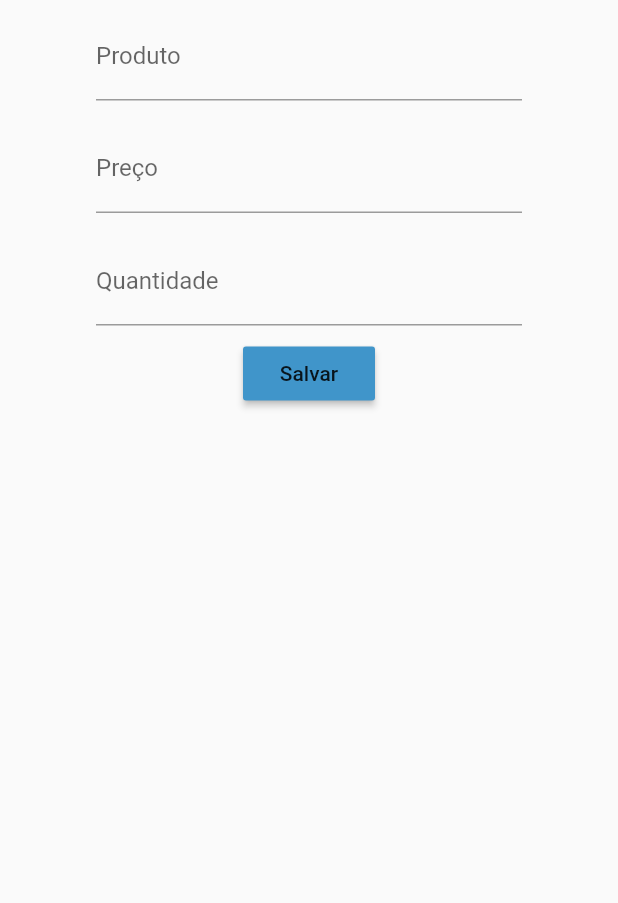
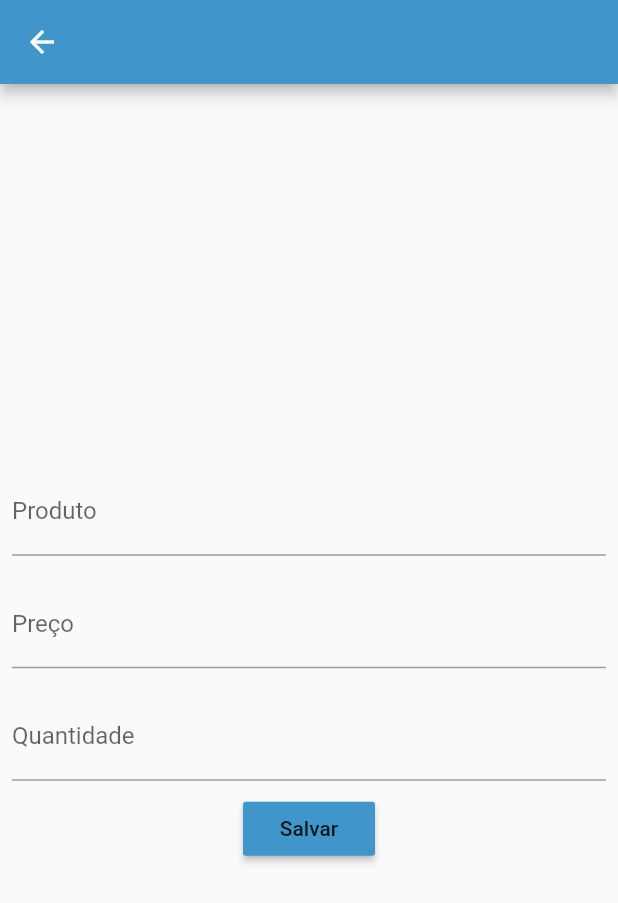
Before and after one commit to muniz95/compra-do-mes-dart, a Flutter app: the ProductForm screen opened directly, on a phone screen of 412 x 824 dp. Shown: the top 903 px of the screen. Run offline on Flutter 3.47's test engine with Material 2 defaults, Android fonts, the phone set to English and light mode, and no system bars; our stand-ins replace flutter_redux, redux, sqflite; accounts and stored records are empty; statements that could not run were skipped.

```diff
--- a/lib/views/cart/CartProductItem.dart
+++ b/lib/views/cart/CartProductItem.dart
@@ -28,6 +28,11 @@ class CartProductItem extends StatelessWidget {
               ],
             ),
           ),
+          new Column(
+            children: <Widget>[
+              new Text('Quantidade: ${product.quantity}')
+            ],
+          ),
         ],
       ),
     );
--- a/lib/views/product/ProductForm.dart
+++ b/lib/views/product/ProductForm.dart
@@ -1,5 +1,3 @@
-import 'dart:ui';
-
 import 'package:compra_do_mes/models/Product.dart';
 import 'package:compra_do_mes/redux/app/AppState.dart';
 import 'package:compra_do_mes/redux/product/ProductActions.dart';
@@ -29,6 +27,7 @@ class ProductFormContent extends State<ProductForm> {
       color: Theme.of(context).primaryColor,
     );
     var loginForm = new Column(
+      mainAxisAlignment: MainAxisAlignment.center,
       children: <Widget>[
         new Form(
           key: formKey,
@@ -66,16 +65,11 @@ class ProductFormContent extends State<ProductForm> {
       crossAxisAlignment: CrossAxisAlignment.center,
     );
 
-    return new Container(
-      child: new Center(
-        child: new ClipRect(
-          child: new BackdropFilter(
-            filter: new ImageFilter.blur(sigmaX: 10.0, sigmaY: 10.0),
-            child: new Container(
-              child: loginForm,
-              width: 300.0,
-            ),
-          ),
+    return new Scaffold(
+      appBar: new AppBar(),
+      body: new Container(
+        child: new Center(
+          child: loginForm,
         ),
       ),
     );
```
Also changed, not shown: lib/views/MainView.dart (+1 -7 lines), lib/views/cart/CartPage.dart (+6 -1 lines).
